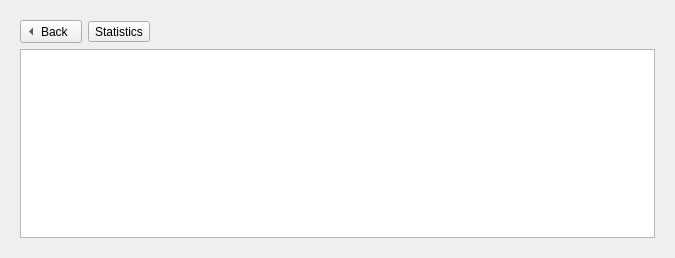
Old version of the form src/game_history_dialog.ui in the repository m1ld3/dartomato.
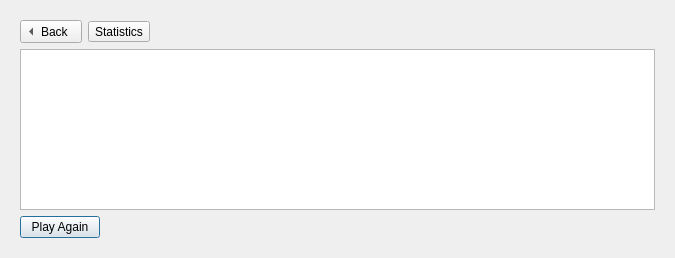
New version of the form. Custom widgets are drawn as their Qt base class.

Commit message: Support play again X01, part 1

Diff of the .ui file:
```diff
--- a/src/game_history_dialog.ui
+++ b/src/game_history_dialog.ui
@@ -155,6 +155,30 @@
          </attribute>
         </widget>
        </item>
+       <item>
+        <layout class="QHBoxLayout" name="horizontalLayout_4">
+         <item>
+          <widget class="QPushButton" name="pushButtonPlayGame">
+           <property name="text">
+            <string>Play Again</string>
+           </property>
+          </widget>
+         </item>
+         <item>
+          <spacer name="horizontalSpacer_3">
+           <property name="orientation">
+            <enum>Qt::Horizontal</enum>
+           </property>
+           <property name="sizeHint" stdset="0">
+            <size>
+             <width>40</width>
+             <height>20</height>
+            </size>
+           </property>
+          </spacer>
+         </item>
+        </layout>
+       </item>
       </layout>
      </widget>
     </widget>
```
The commit also changes 25 other files.
